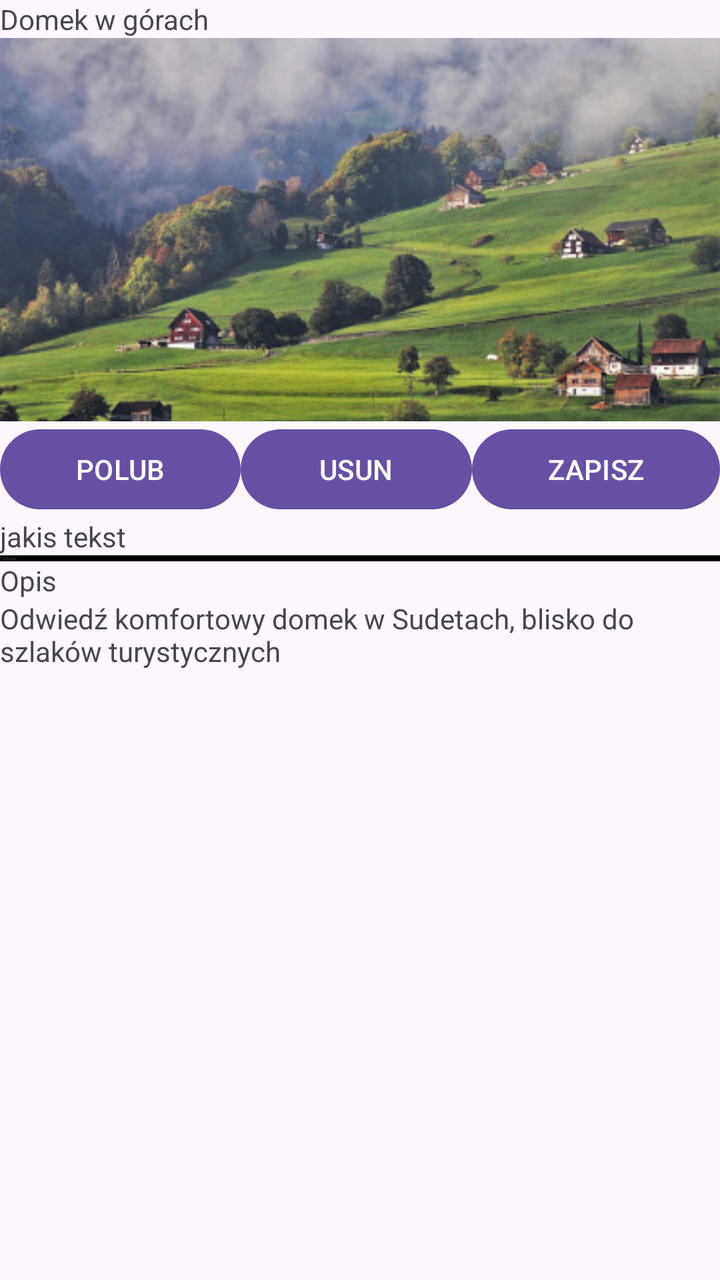
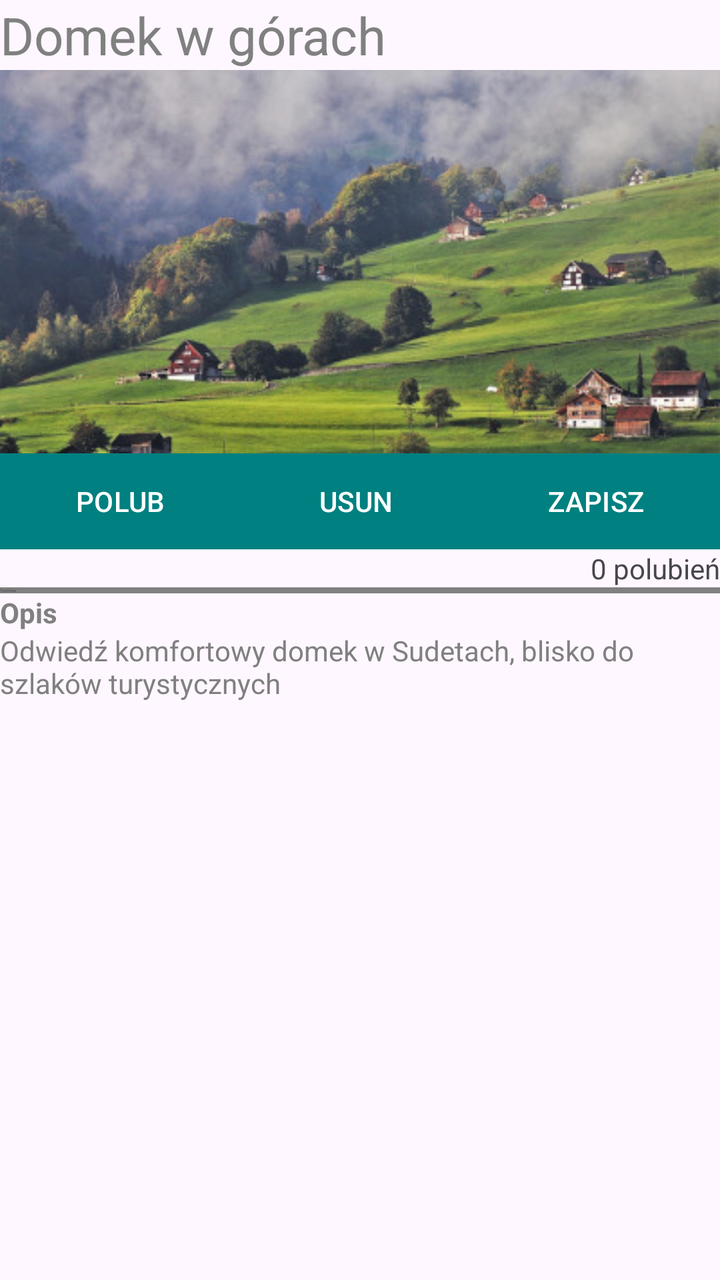

An Android layout rendered at two revisions. The XML below is the earlier revision; the diff shows what the commit changed to produce the second picture.
<!-- AndroidManifest.xml: application theme Theme.DomekWGorach3pt2gr -->
<!-- res/layout/activity_main.xml -->
<?xml version="1.0" encoding="utf-8"?>
<LinearLayout xmlns:android="http://schemas.android.com/apk/res/android"
    xmlns:app="http://schemas.android.com/apk/res-auto"
    xmlns:tools="http://schemas.android.com/tools"
    android:id="@+id/main"
    android:layout_width="match_parent"
    android:layout_height="match_parent"
    android:orientation="vertical"
    tools:context=".MainActivity">

    <TextView
        android:layout_width="match_parent"
        android:layout_height="wrap_content"
        android:text="Domek w górach" />

    <ImageView
        android:id="@+id/imageView"
        android:layout_width="match_parent"
        android:layout_height="wrap_content"
        android:adjustViewBounds="true"
        app:srcCompat="@drawable/obraz" />

    <LinearLayout
        android:layout_width="match_parent"
        android:layout_height="wrap_content"
        android:orientation="horizontal">

        <Button
            android:id="@+id/button3"
            android:layout_width="wrap_content"
            android:layout_height="wrap_content"
            android:layout_weight="1"
            android:text="POLUB"
            android:textColor="@color/white" />

        <Button
            android:id="@+id/button4"
            android:layout_width="wrap_content"
            android:layout_height="wrap_content"
            android:layout_weight="1"
            android:text="USUN"
            android:textColor="@color/white" />

        <Button
            android:id="@+id/button5"
            android:layout_width="wrap_content"
            android:layout_height="wrap_content"
            android:layout_weight="1"
            android:text="ZAPISZ"
            android:textColor="@color/white" />

    </LinearLayout>

    <TextView
        android:id="@+id/textView2"
        android:layout_width="match_parent"
        android:layout_height="wrap_content"
        android:text="jakis tekst" />

    <TextView
        android:id="@+id/textView3"
        android:layout_width="match_parent"
        android:layout_height="wrap_content"
        android:text="TextView"
        android:textSize="2dp"
        android:background="@color/black"/>

    <TextView
        android:id="@+id/textView4"
        android:layout_width="match_parent"
        android:layout_height="wrap_content"
        android:text="Opis" />

    <TextView
        android:id="@+id/textView6"
        android:layout_width="match_parent"
        android:layout_height="match_parent"
        android:text="Odwiedź komfortowy domek w Sudetach, blisko do szlaków turystycznych" />

</LinearLayout>
<!-- resources referenced by this layout -->
<resources>
  <color name="black">#FF000000</color>
  <color name="white">#FFFFFFFF</color>
  <!-- drawable obraz: jpg bitmap (drawable, 46858 bytes) -->
  <style name="Theme.DomekWGorach3pt2gr" parent="Base.Theme.DomekWGorach3pt2gr" />
  <style name="Base.Theme.DomekWGorach3pt2gr" parent="Theme.Material3.DayNight.NoActionBar">
          
          
      </style>
</resources>

<!-- the commit's change to res/layout/activity_main.xml (unified diff, before → after) -->
@@ -6,15 +6,18 @@
     android:layout_width="match_parent"
     android:layout_height="match_parent"
     android:orientation="vertical"
-    tools:context=".MainActivity">
+    tools:context=".MainActivity"
+    android:layout_marginTop="20dp">
 
     <TextView
         android:layout_width="match_parent"
         android:layout_height="wrap_content"
-        android:text="Domek w górach" />
+        android:text="Domek w górach"
+        android:textSize="26dp"
+        android:textColor="#808080"/>
 
     <ImageView
-        android:id="@+id/imageView"
+        android:id="@+id/imageViewObrazek"
         android:layout_width="match_parent"
         android:layout_height="wrap_content"
         android:adjustViewBounds="true"
@@ -23,58 +26,66 @@
     <LinearLayout
         android:layout_width="match_parent"
         android:layout_height="wrap_content"
-        android:orientation="horizontal">
+        android:orientation="horizontal"
+        android:background="#008080">
 
         <Button
-            android:id="@+id/button3"
+            android:id="@+id/buttonPolub"
             android:layout_width="wrap_content"
             android:layout_height="wrap_content"
             android:layout_weight="1"
             android:text="POLUB"
+            android:backgroundTint="#008080"
             android:textColor="@color/white" />
 
         <Button
-            android:id="@+id/button4"
+            android:id="@+id/buttonUsun"
             android:layout_width="wrap_content"
             android:layout_height="wrap_content"
             android:layout_weight="1"
             android:text="USUN"
+            android:backgroundTint="#008080"
             android:textColor="@color/white" />
 
         <Button
-            android:id="@+id/button5"
+            android:id="@+id/buttonZapisz"
             android:layout_width="wrap_content"
             android:layout_height="wrap_content"
             android:layout_weight="1"
             android:text="ZAPISZ"
+            android:backgroundTint="#008080"
             android:textColor="@color/white" />
 
     </LinearLayout>
 
     <TextView
-        android:id="@+id/textView2"
+        android:id="@+id/textViewPolubienia"
         android:layout_width="match_parent"
         android:layout_height="wrap_content"
-        android:text="jakis tekst" />
+        android:text="0 polubień"
+        android:textAlignment="textEnd"/>
 
     <TextView
-        android:id="@+id/textView3"
+        android:id="@+id/textViewLinia"
         android:layout_width="match_parent"
         android:layout_height="wrap_content"
         android:text="TextView"
         android:textSize="2dp"
-        android:background="@color/black"/>
+        android:background="#808080"/>
 
     <TextView
-        android:id="@+id/textView4"
+        android:id="@+id/textViewOpis"
         android:layout_width="match_parent"
         android:layout_height="wrap_content"
-        android:text="Opis" />
+        android:text="Opis"
+        android:textColor="#808080"
+        android:textStyle="bold"/>
 
     <TextView
-        android:id="@+id/textView6"
+        android:id="@+id/textViewTresc"
         android:layout_width="match_parent"
         android:layout_height="match_parent"
-        android:text="Odwiedź komfortowy domek w Sudetach, blisko do szlaków turystycznych" />
+        android:text="Odwiedź komfortowy domek w Sudetach, blisko do szlaków turystycznych"
+        android:textColor="#808080"/>
 
 </LinearLayout>
<!-- resource entries referenced after the edit -->
@@ -1,6 +1,5 @@
 <!-- resources referenced by this layout -->
 <resources>
-  <color name="black">#FF000000</color>
   <color name="white">#FFFFFFFF</color>
   <!-- drawable obraz: jpg bitmap (drawable, 46858 bytes) -->
   <style name="Theme.DomekWGorach3pt2gr" parent="Base.Theme.DomekWGorach3pt2gr" />
